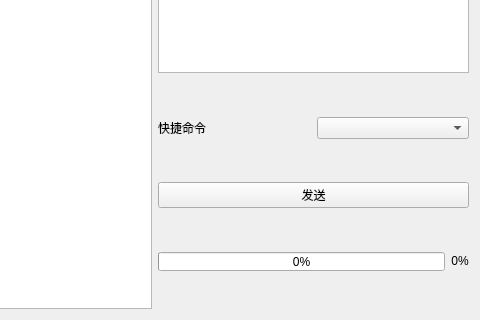
Qt form src/page/command/command.ui (superhuap/mythware_tools) before a commit; both pictures show x 170 to 650 and y 130 to 450 of the 650 by 450 pixel window.
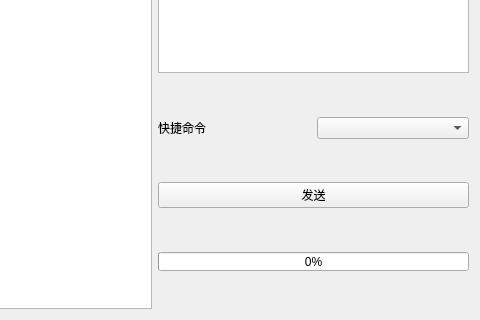
The same form after that commit. Custom widgets are drawn as their Qt base class.

```diff
--- a/src/page/command/command.ui
+++ b/src/page/command/command.ui
@@ -138,25 +138,6 @@
          </property>
         </widget>
        </item>
-       <item>
-        <widget class="ElaText" name="progress">
-         <property name="sizePolicy">
-          <sizepolicy hsizetype="Preferred" vsizetype="Maximum">
-           <horstretch>0</horstretch>
-           <verstretch>0</verstretch>
-          </sizepolicy>
-         </property>
-         <property name="text">
-          <string>0%</string>
-         </property>
-         <property name="scaledContents">
-          <bool>false</bool>
-         </property>
-         <property name="alignment">
-          <set>Qt::AlignCenter</set>
-         </property>
-        </widget>
-       </item>
       </layout>
      </item>
      <item>
```
